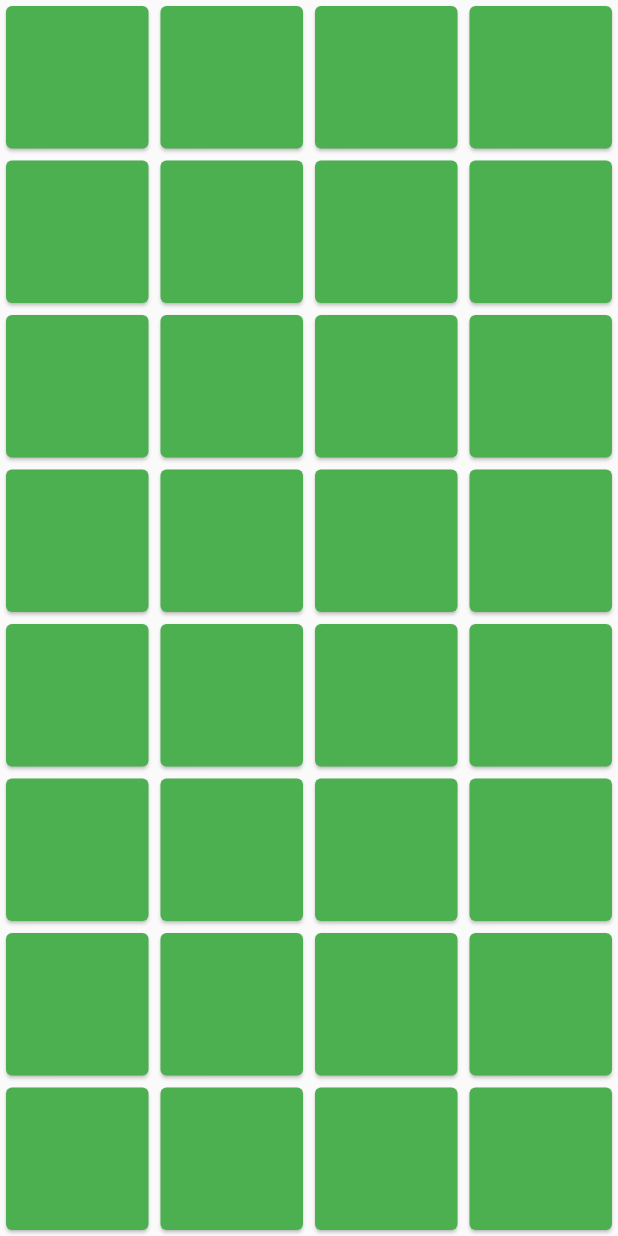
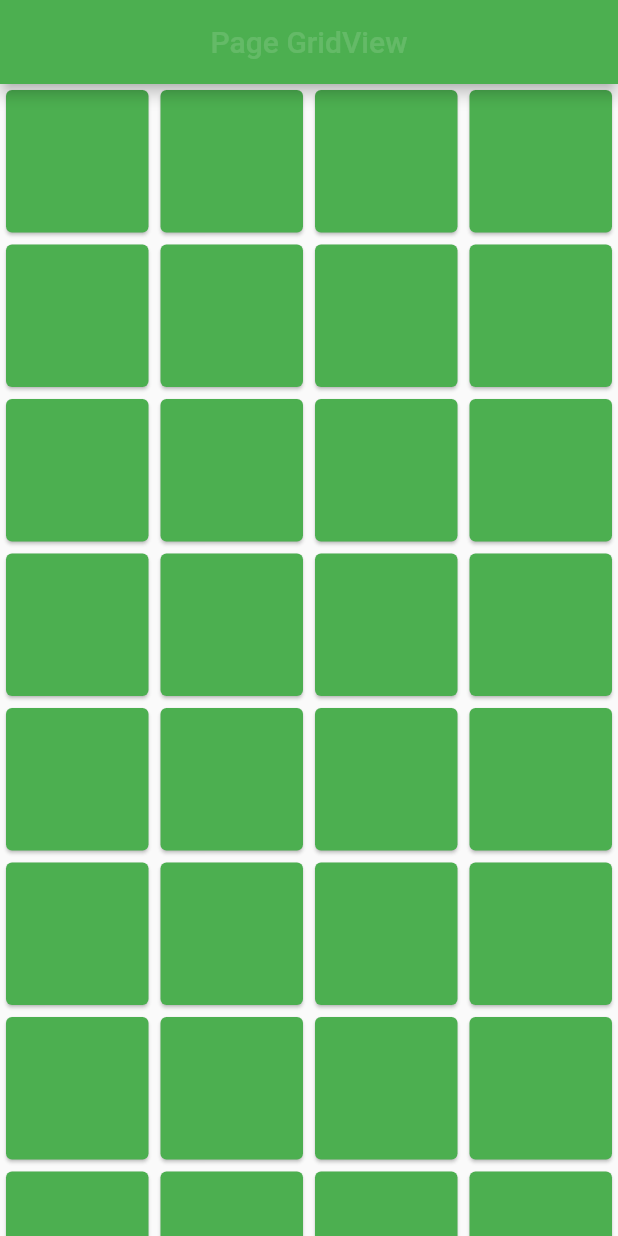
Before and after one commit to ganargatul/flutter-simple, a Flutter app: the screen it shows after launch, on a phone screen of 412 x 824 dp. Run offline on Flutter 3.47's test engine with Material 2 defaults, Android fonts, the phone set to English and light mode, and no system bars.

Commit message:
add appbar

```diff
--- a/lib/main.dart
+++ b/lib/main.dart
@@ -215,6 +215,12 @@ class _PageGridViewState extends State<PageGridView> {
   @override
   Widget build(BuildContext context) {
     return Scaffold(
+      appBar: AppBar(
+        title: Text("Page GridView"),
+        backgroundColor: Colors.green,
+        centerTitle: true,
+        toolbarOpacity: 0.4,
+      ),
       body: new GridView.builder(
         gridDelegate: new SliverGridDelegateWithFixedCrossAxisCount(
           crossAxisCount: 4,
```
